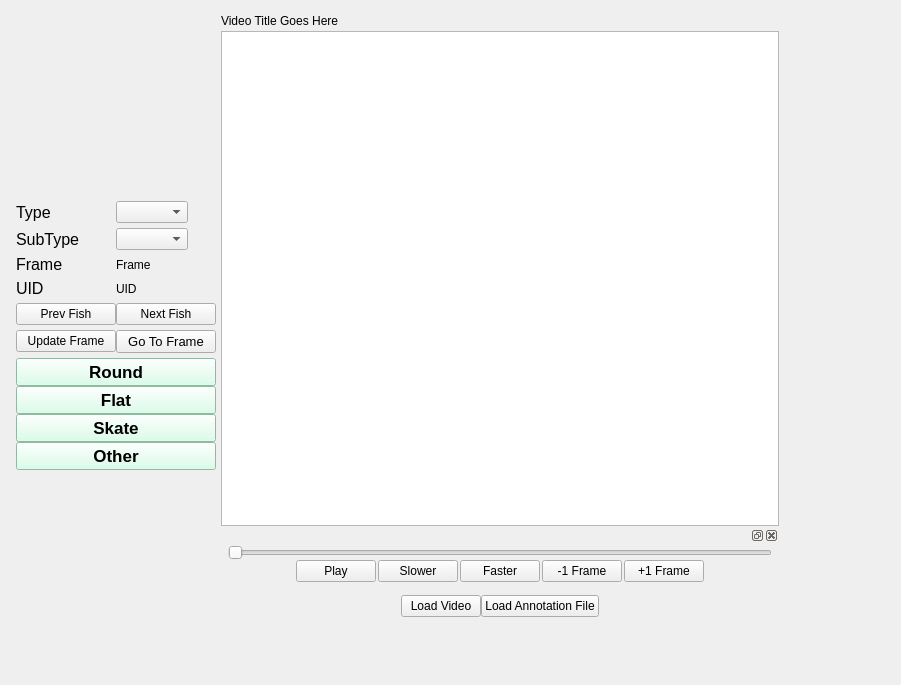
This is FishGUI/mainwindow.ui in cvisionai/Tator-Native as Qt 5 draws it before an edit. The edited form follows.
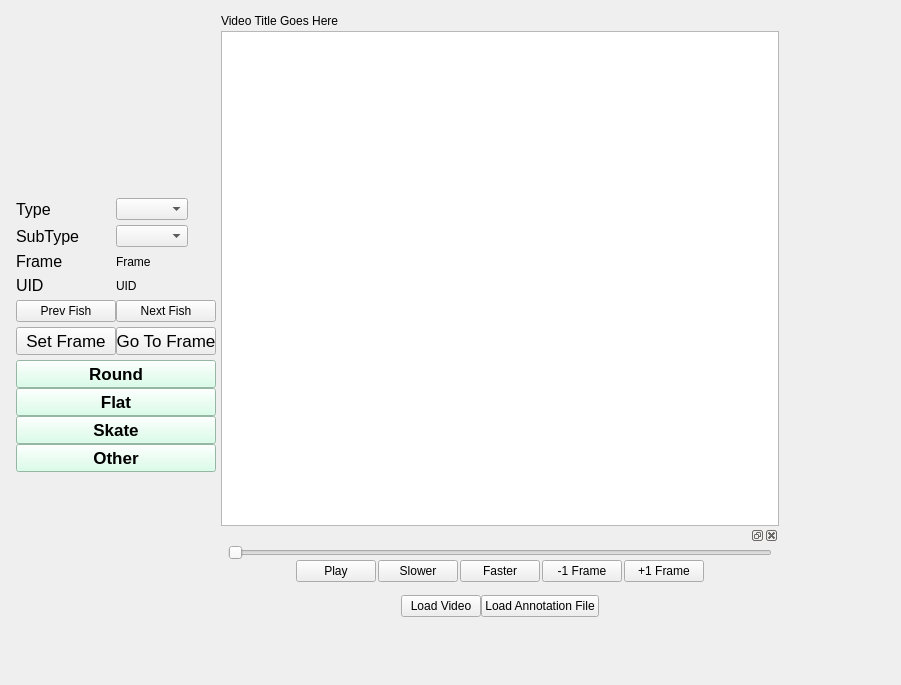
This is the edited form.

```diff
--- a/FishGUI/mainwindow.ui
+++ b/FishGUI/mainwindow.ui
@@ -165,7 +165,7 @@
            </property>
            <property name="font">
             <font>
-             <pointsize>9</pointsize>
+             <pointsize>13</pointsize>
              <weight>50</weight>
              <bold>false</bold>
             </font>
@@ -174,7 +174,7 @@
             <enum>Qt::NoFocus</enum>
            </property>
            <property name="text">
-            <string>Update Frame</string>
+            <string>Set Frame</string>
            </property>
           </widget>
          </item>
@@ -190,7 +190,7 @@
             <enum>Qt::NoFocus</enum>
            </property>
            <property name="text">
-            <string>Prev Fish</string>
+            <string>  Prev Fish  </string>
            </property>
           </widget>
          </item>
@@ -204,7 +204,7 @@
            </property>
            <property name="font">
             <font>
-             <pointsize>10</pointsize>
+             <pointsize>13</pointsize>
              <weight>50</weight>
              <bold>false</bold>
             </font>
```
Left out of the diff: 22 changed lines with no effect on the pictures.
